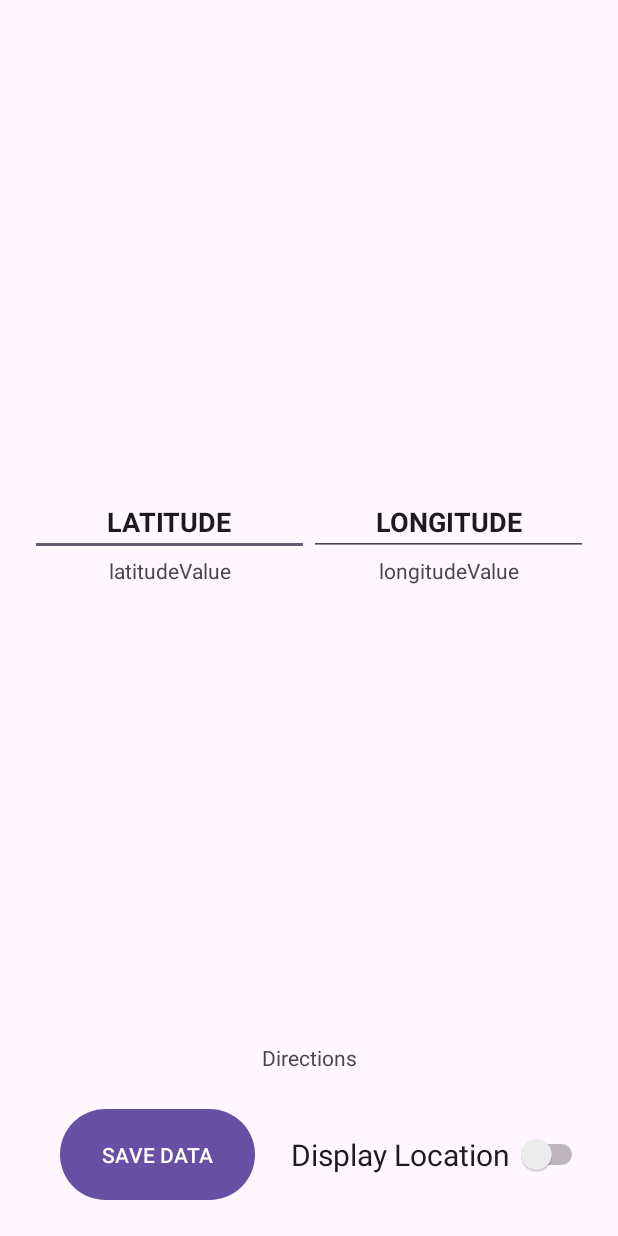
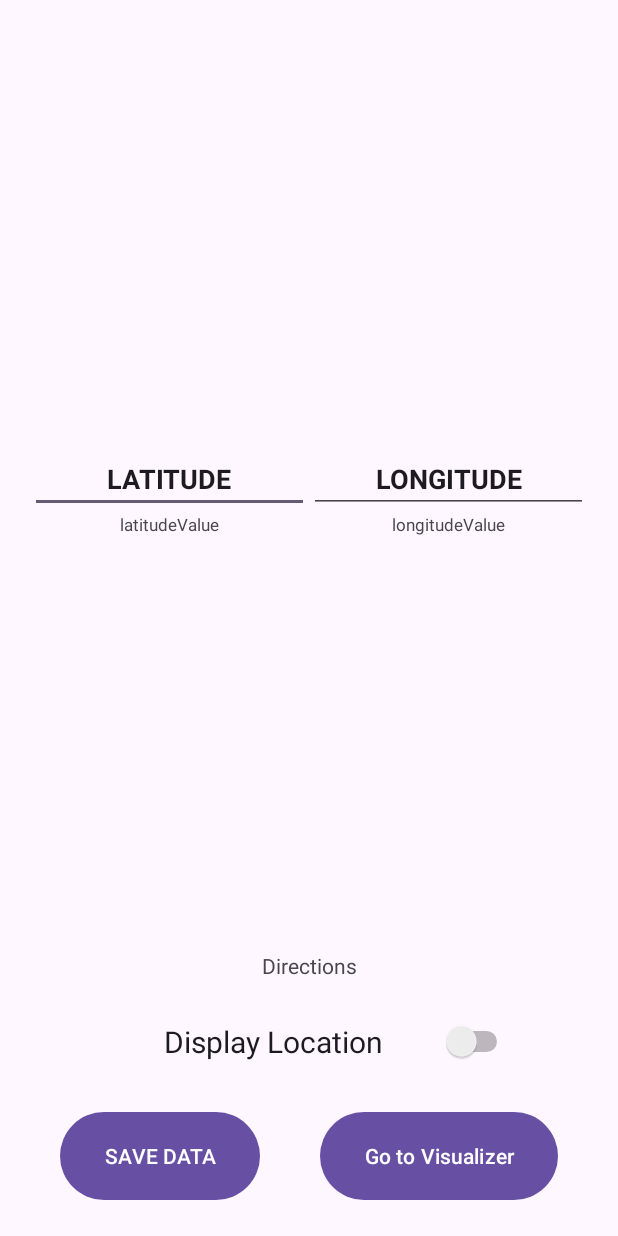
Before and after one commit to DRBondyaleJuez/LocationTrayectoryDrawing, an Android app: the screen it shows after launch (MainActivity), on a phone screen of 412 x 824 dp. Run offline under Robolectric (Android 15) with nearby library versions, the phone set to English and light mode, and no system bars.

Commit message:
Added a button to change between views and also some lines to avoid issues when there are no files to display. Also a special display in case there is nothing to display in the recyclerView. Some changes in the MainActivity class too to initialize the layout and viewControllers.

```diff
--- a/app/src/main/java/com/locationtrayectorydrawing/MainActivity.java
+++ b/app/src/main/java/com/locationtrayectorydrawing/MainActivity.java
@@ -5,6 +5,7 @@ import androidx.appcompat.app.AppCompatActivity;
 import android.os.Bundle;
 
 import viewController.MainViewController;
+import viewController.TrajectoriesVisualizerViewController;
 
 public class MainActivity extends AppCompatActivity {
 
@@ -12,7 +13,10 @@ public class MainActivity extends AppCompatActivity {
     protected void onCreate(Bundle savedInstanceState) {
         super.onCreate(savedInstanceState);
         setContentView(R.layout.activity_main);
+        //setContentView(R.layout.saved_trajectories_visualizer);
+        //setContentView(R.layout.test_layout);
         new MainViewController(this);
+        //new TrajectoriesVisualizerViewController(this);
     }
 
 
--- a/app/src/main/java/controller/TrajectoriesVisualizerController.java
+++ b/app/src/main/java/controller/TrajectoriesVisualizerController.java
@@ -17,7 +17,9 @@ public class TrajectoriesVisualizerController {
         this.persistenceManager = persistenceManager;
         trajectoryFileList = collectTrajectoryFiles();
         trajectoryList = new ArrayList<>();
-        buildTrajectoryList();
+        if(trajectoryFileList.length > 0) {
+            buildTrajectoryList();
+        }
     }
 
     public ArrayList<String> getAllFilenames(){
--- a/app/src/main/java/viewController/MainViewController.java
+++ b/app/src/main/java/viewController/MainViewController.java
@@ -28,6 +28,7 @@ public class MainViewController implements MainControllerObserver {
     private TextView longitudeTextView;
     private TextView directionsTextView;
     private final Button saveDataButton;
+    private final Button goToVisualizerButton;
     private final Switch continuousLocationSwitch;
     private final ImageView trajectoryImageView;
 
@@ -47,6 +48,8 @@ public class MainViewController implements MainControllerObserver {
         continuousLocationSwitch.setOnClickListener(setOnClickContinuousLocationFinder());
         saveDataButton = activity.findViewById(R.id.saveDataButton);
         saveDataButton.setOnClickListener(setOnClickSaveData());
+        goToVisualizerButton = activity.findViewById(R.id.goToVisualizerButton);
+        goToVisualizerButton.setOnClickListener(setOnClickChangeView());
         trajectoryImageView = activity.findViewById(R.id.trajectoryImageView);
 
         //Building the controller
@@ -57,6 +60,15 @@ public class MainViewController implements MainControllerObserver {
 
         controller.addObservers(this);
 
+    }
+
+    private View.OnClickListener setOnClickChangeView() {
+        return new View.OnClickListener() {
+            @Override
+            public void onClick(View v) {
+                activity.setContentView(R.layout.saved_trajectories_visualizer);
+            }
+        };
     }
 
     private View.OnClickListener setOnClickSaveData() {
--- a/app/src/main/res/layout/activity_main.xml
+++ b/app/src/main/res/layout/activity_main.xml
@@ -54,7 +54,8 @@
                 android:layout_height="wrap_content"
                 android:layout_weight="1"
                 android:text="latitudeValue"
-                android:textAlignment="center"/>
+                android:textAlignment="center"
+                android:textSize="11dp"/>
 
         </LinearLayout>
 
@@ -85,6 +86,7 @@
                 android:layout_weight="0.5"
                 android:text="longitudeValue"
                 android:textAlignment="center"
+                android:textSize="11dp"
                 />
 
         </LinearLayout>
@@ -99,6 +101,19 @@
         android:text="Directions"
         android:textAlignment="center"
         />
+
+
+    <Switch
+        android:id="@+id/continuousLocationSwitch"
+        android:layout_width="match_parent"
+        android:layout_height="wrap_content"
+        android:layout_weight="0.02"
+        android:text="Display Location"
+
+        android:textAlignment="center"
+        android:textSize="20dp"
+        android:paddingHorizontal="50dp"
+        android:layout_marginBottom="20dp"/>
 
     <!--BUTTON Linear Layout-->
     <LinearLayout
@@ -118,14 +133,15 @@
             android:layout_marginLeft="20dp"
             android:layout_marginRight="20dp"/>
 
-        <Switch
-            android:id="@+id/continuousLocationSwitch"
+        <Button
+            android:id="@+id/goToVisualizerButton"
             android:layout_width="wrap_content"
             android:layout_height="match_parent"
+            android:text="Go to Visualizer"
             android:layout_weight="0.5"
-            android:text="Display Location"
-            android:textAlignment="center"
-            android:textSize="20dp"/>
+            android:layout_marginLeft="20dp"
+            android:layout_marginRight="20dp"/>
+
 
     </LinearLayout>
 
```
Also changed, not shown: app/src/main/java/viewController/TrajectoriesVisualizerViewController.java (+23 -1 lines), app/src/main/res/layout/saved_trajectories_visualizer.xml (+23 -1 lines).
